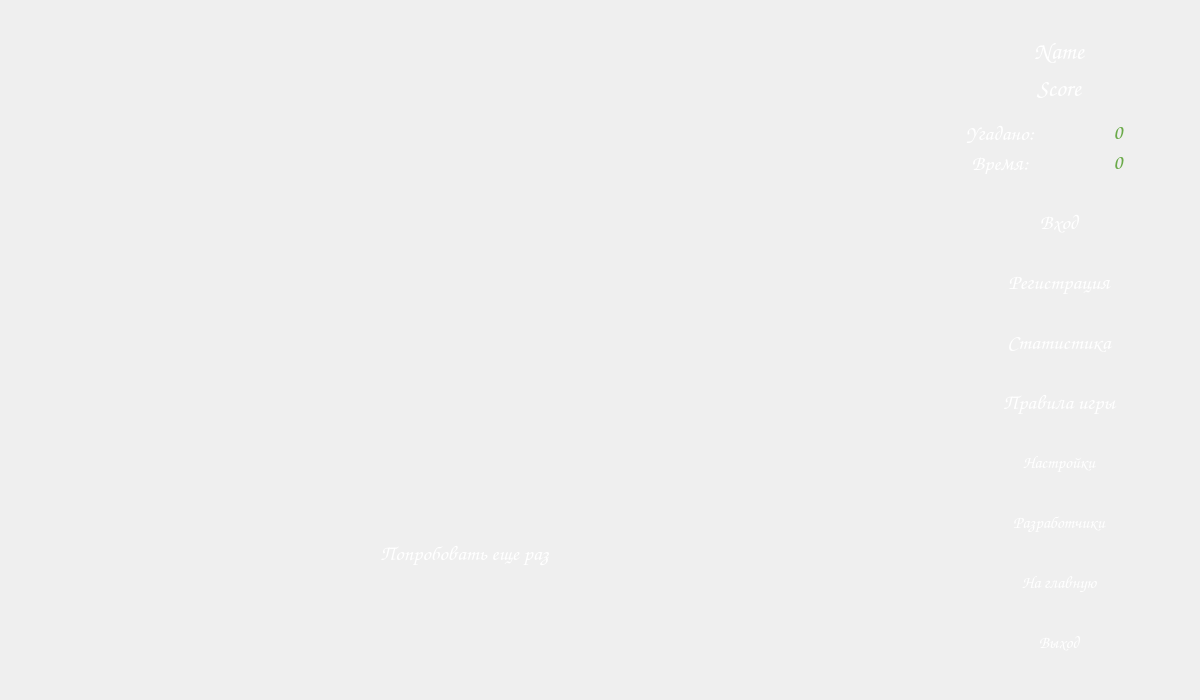
First picture: the form in mainwindow.ui, repository dronnikovigor/gui-1h2017-14, before the edit.
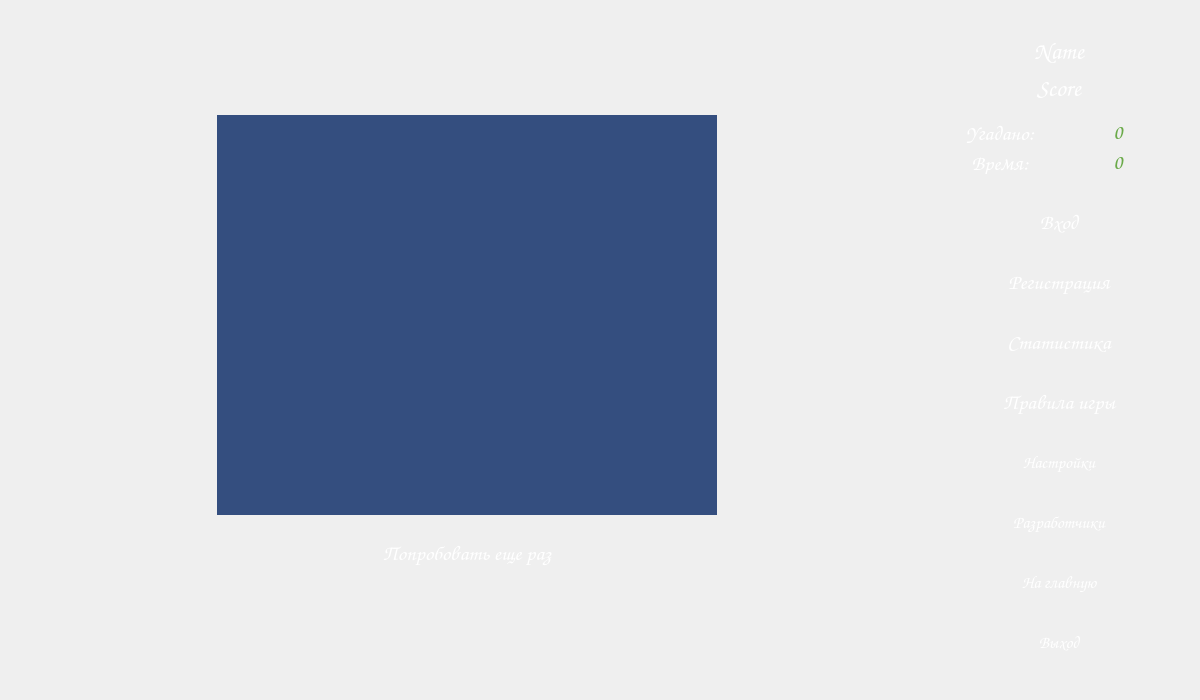
Second picture: the form after the edit. The open tabs and pages were chosen to show the change. Icons and pictures are not drawn.

Commit message: New bkgd for stats and db fixes

The edit to the form file:
```diff
--- a/mainwindow.ui
+++ b/mainwindow.ui
@@ -1804,10 +1804,9 @@
             </property>
             <property name="styleSheet">
              <string notr="true">color: rgb(255, 255, 255);
-background-image: url(:/images/res/background_login.png);
-background-color: rgba(255, 255, 255, 0);
 font: 17pt &quot;Comic Sans MS&quot;;
-border: 0px;</string>
+border: 0px;
+background-color: rgb(52, 78, 127);</string>
             </property>
            </widget>
           </item>
@@ -1821,7 +1820,7 @@
             </property>
             <property name="minimumSize">
              <size>
-              <width>492</width>
+              <width>500</width>
               <height>65</height>
              </size>
             </property>
@@ -1846,8 +1845,7 @@
             <property name="styleSheet">
              <string notr="true">background-color: rgb(255, 255, 255);
 color: rgb(255, 255, 255);
-background-image: url(:/images/res/button_green.png);
-margin-left: 3px;</string>
+background-image: url(:/images/res/button_green.png);</string>
             </property>
             <property name="text">
              <string>Попробовать еще раз</string>
```
Left out of the diff: 5 changed lines with no effect on the pictures. The commit also changes 2 other files.
